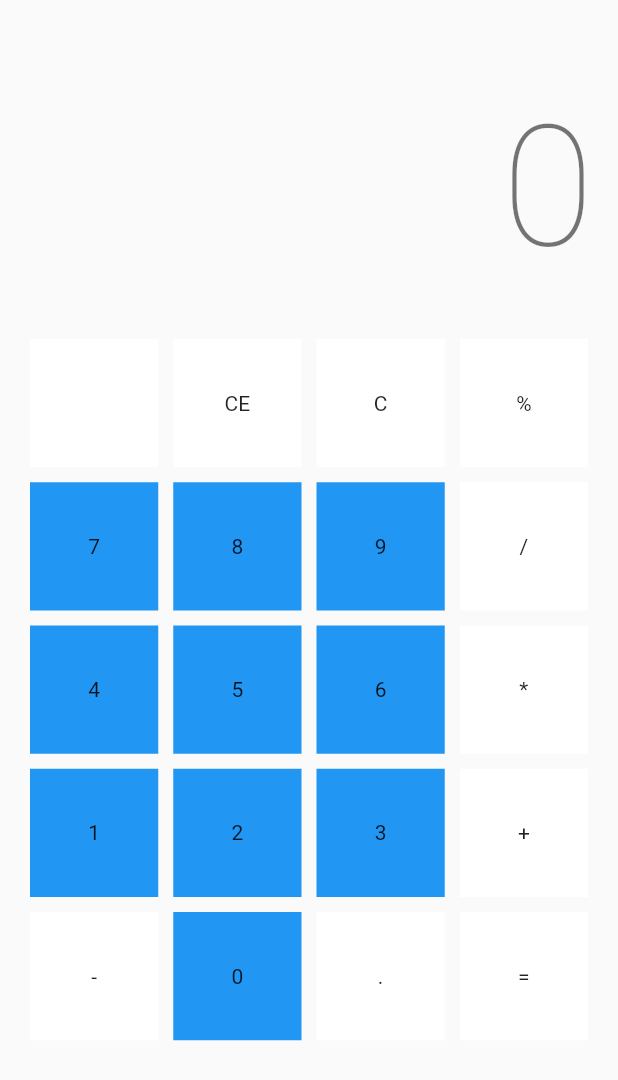
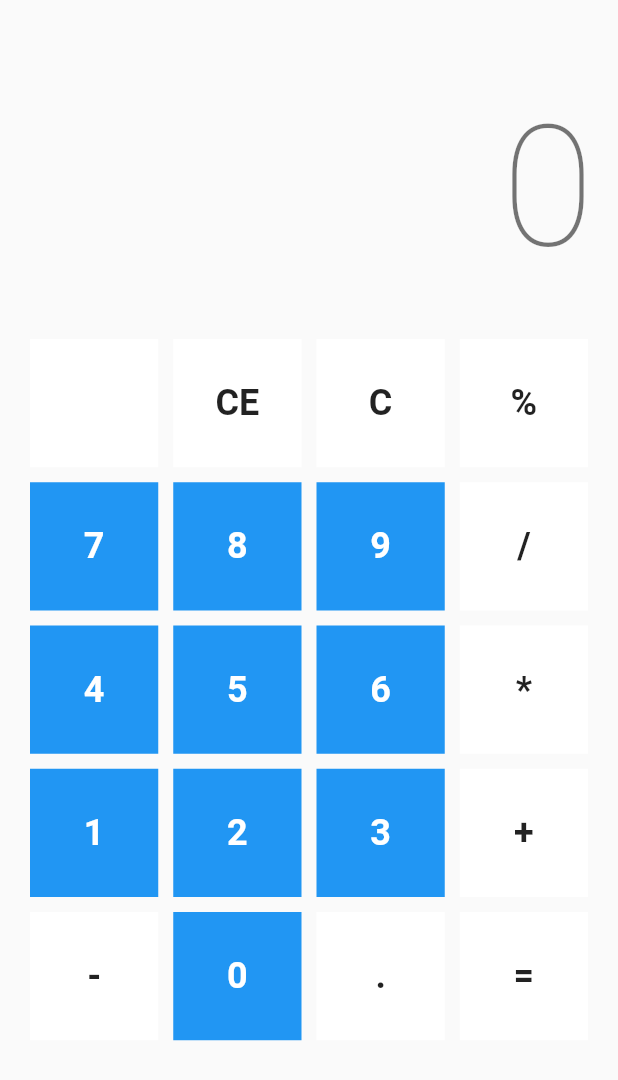
Before and after one commit to arlindofernandes/calculadora_flutter, a Flutter app: the screen it shows after launch, on a phone screen of 412 x 824 dp. Shown: the top 1080 px of the screen. Run offline on Flutter 3.47's test engine with Material 2 defaults, Android fonts, the phone set to English and light mode, and no system bars; missing offline and left inert: function_tree.

Commit message:
text style display

```diff
--- a/lib/src/widgets/button_hub.dart
+++ b/lib/src/widgets/button_hub.dart
@@ -123,7 +123,15 @@ class Button extends StatelessWidget {
         child: Container(
           padding: const EdgeInsets.all(8),
           child: Center(
-            child: Text(value),
+            child: Text(
+              value,
+              style: TextStyle(
+                  fontWeight: FontWeight.bold,
+                  fontSize: 24,
+                  color: this.color == null
+                      ? Theme.of(context).colorScheme.onPrimary
+                      : null),
+            ),
           ),
         ),
       ),
```
